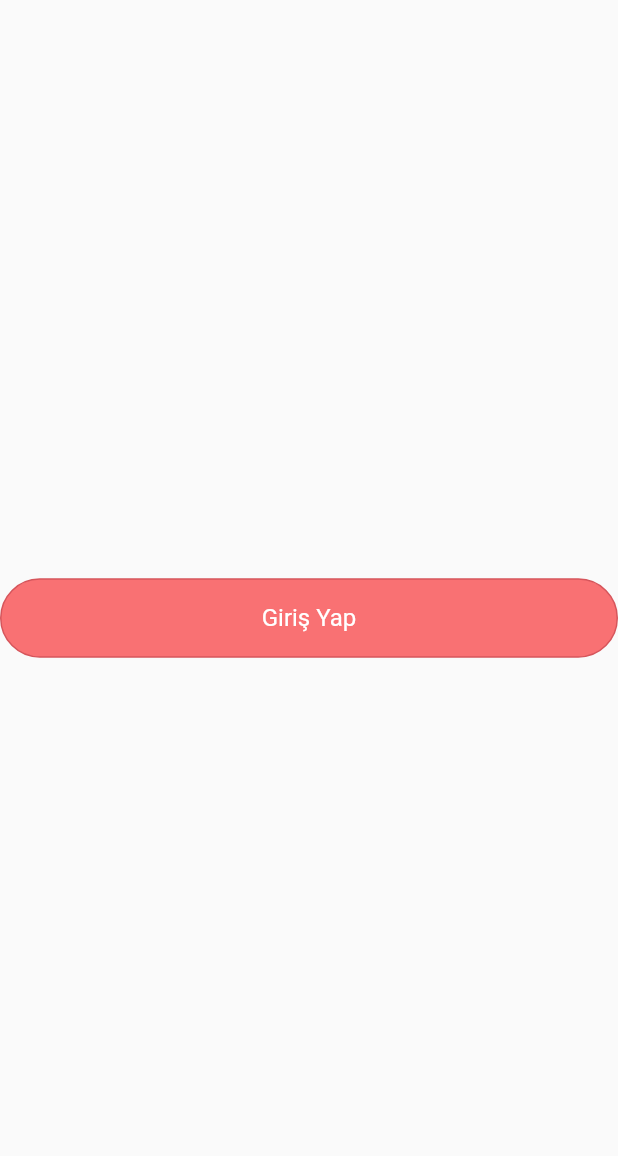
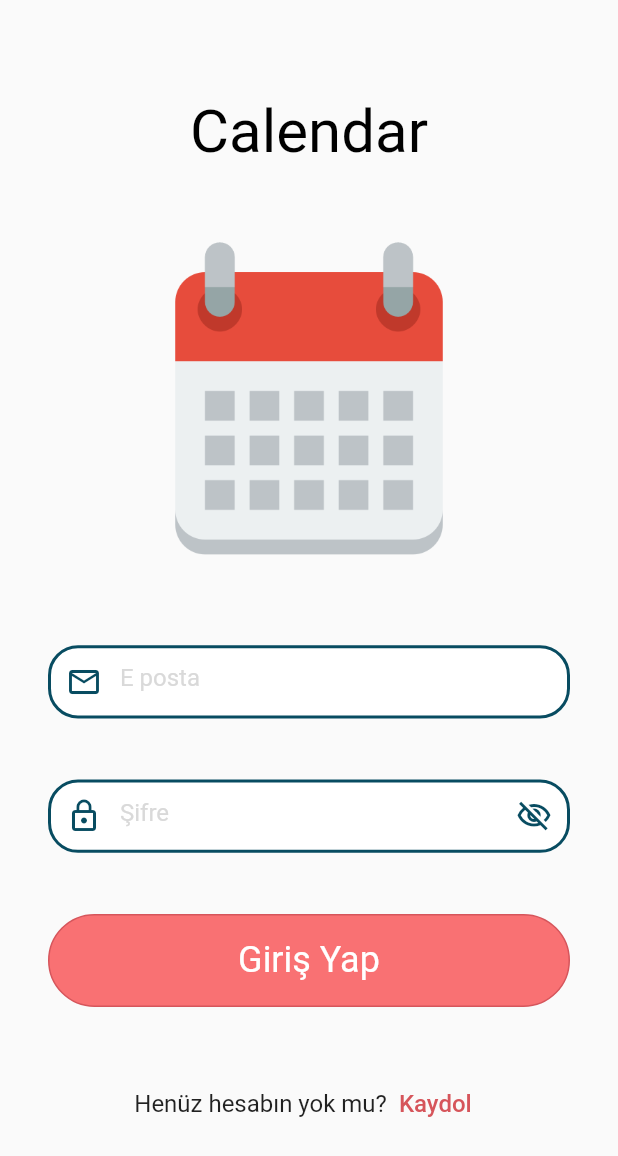
Before and after one commit to ilknurtulgar/calendar, a Flutter app: the screen it shows after launch, on a phone screen of 412 x 824 dp. Shown: the top 1156 px of the screen. Run offline on Flutter 3.47's test engine with Material 2 defaults, Android fonts, the phone set to English and light mode, and no system bars; our stand-ins replace flutter_mobx, mobx, shared_preferences; generated files the repository leaves out were written again.

Commit message:
login page added

```diff
--- a/lib/core/base/base_state/base_state.dart
+++ b/lib/core/base/base_state/base_state.dart
@@ -106,9 +106,9 @@ extension StatelessExtension on StatelessWidget {
 
   double dynamicHeight(BuildContext context, double value) =>
       (height(context) - topPadding(context) - bottomPadding(context)) /
-      932 *
+      844 *
       value; // design height
 
   double dynamicWidth(BuildContext context, double value) =>
-      width(context) / 430 * value; // design width
+      width(context) / 390 * value; // design width
 }
--- a/lib/main.dart
+++ b/lib/main.dart
@@ -1,4 +1,4 @@
-import 'package:calendar/screen/test_view.dart';
+import 'package:calendar/screen/login/view/login_view.dart';
 import 'package:flutter/material.dart';
 
 void main() {
@@ -11,7 +11,7 @@ class MainApp extends StatelessWidget {
   @override
   Widget build(BuildContext context) {
     return const MaterialApp(
-      home: TestView(),
+      home: LoginView(),
     );
   }
 }
--- a/lib/product/component/buttons/custom_filled_button.dart
+++ b/lib/product/component/buttons/custom_filled_button.dart
@@ -1,5 +1,4 @@
 import 'package:calendar/product/constants/util/border_radius_constants.dart';
-import 'package:calendar/product/constants/util/color_constants.dart';
 import 'package:calendar/product/constants/util/padding_constants.dart';
 import 'package:flutter/material.dart';
 
--- a/lib/product/constants/texts/login_text_constants.dart
+++ /dev/null
@@ -1,6 +0,0 @@
-// ignore_for_file: constant_identifier_names
-
-class LoginTextConstants {
-
-  static const LOGIN_BUTTON_TEXT = 'Giriş Yap';
-}
--- a/lib/product/constants/util/color_constants.dart
+++ b/lib/product/constants/util/color_constants.dart
@@ -12,6 +12,7 @@ class SurfaceColors {
 
 class TextColors {
   static const PRIMARY_COLOR = Colors.white;
+  static const SECONDARY_COLOR = Colors.black;
 }
 
 class AssetColors {
--- a/lib/product/constants/util/text_styles.dart
+++ b/lib/product/constants/util/text_styles.dart
@@ -17,4 +17,8 @@ class TextStyles {
     color: TextColors.PRIMARY_COLOR,
     fontSize: 34,
   );
+  static const APPNAME = TextStyle(
+    color: TextColors.SECONDARY_COLOR,
+    fontSize: 40,
+  );
 }
--- a/lib/product/constants/util/text_util.dart
+++ b/lib/product/constants/util/text_util.dart
@@ -6,5 +6,6 @@ class TextUtil {
   static String createNewAccount = "Yeni Hesap Oluştur";
   static String register = "Kaydol";
   static String alreadyHaveAccount = "Zaten Hesabım Var.";
+  static String dontHaveAccount = "Henüz hesabın yok mu?";
   static String login = "Giriş Yap";
 }
--- /dev/null
+++ b/lib/screen/login/view/login_view.dart
@@ -0,0 +1,94 @@
+import 'package:calendar/core/base/base_state/base_state.dart';
+import 'package:calendar/product/component/buttons/custom_filled_button.dart';
+import 'package:calendar/product/component/text_form_field/widget/custom_text_form_field.dart';
+import 'package:calendar/product/constants/util/color_constants.dart';
+import 'package:calendar/product/constants/util/padding_constants.dart';
+import 'package:calendar/product/constants/util/text_styles.dart';
+import 'package:calendar/product/constants/util/text_util.dart';
+import 'package:calendar/screen/register/view/register_view.dart';
+import 'package:flutter/material.dart';
+
+class LoginView extends StatelessWidget {
+  const LoginView({super.key});
+
+  @override
+  Widget build(BuildContext context) {
+    return Scaffold(
+      body: SingleChildScrollView(
+
+        child: SizedBox(
+          height: MediaQuery.of(context).size.height,
+          child: Padding(
+            padding: AppPaddings.XLARGE_V + AppPaddings.LARGE_H,
+            child: Column(
+              mainAxisSize: MainAxisSize.max,
+              mainAxisAlignment: MainAxisAlignment.spaceBetween,
+              children: [
+                buildAppName(),
+                buildAppLogo(context),
+                buildTextfield(
+                    context, TextEditingController(), TextfieldType.email),
+                buildTextfield(
+                    context, TextEditingController(), TextfieldType.password),
+                buildLoginButton(),
+                buildRegisterNavigation(context),
+              ],
+            ),
+          ),
+        ),
+      ),
+    );
+  }
+
+  SizedBox buildTextfield(BuildContext context,
+      TextEditingController controller, TextfieldType type) {
+    return SizedBox(
+      height: dynamicHeight(context, 50),
+      child: CustomTextfield(
+        textController: controller,
+        type: type,
+      ),
+    );
+  }
+
+  Image buildAppLogo(BuildContext context) => Image.asset(
+        "assets/images/app_logo.png",
+        width: dynamicWidth(context, 225),
+      );
+
+  Text buildAppName() => const Text("Calendar", style: TextStyles.APPNAME);
+
+  CustomFilledButton buildLoginButton() {
+    return CustomFilledButton(
+      backgroundColor: SurfaceColors.PRIMARY_COLOR,
+      borderColor: SurfaceColors.ON_PRIMARY_COLOR,
+      text: TextUtil.login,
+      textStyle: TextStyles.MEDIUM,
+      shouldCoverHorizontal: true,
+      onTap: () {},
+    );
+  }
+
+  Row buildRegisterNavigation(BuildContext context) {
+    return Row(
+      mainAxisSize: MainAxisSize.min,
+      children: [
+        Text(
+          TextUtil.dontHaveAccount,
+          style: const TextStyle(fontSize: 16),
+        ), // small text style rengi beyaz olduğu için böyle bıraktım
+        TextButton(
+          onPressed: () {
+            Navigator.of(context).push(MaterialPageRoute(
+              builder: (context) => const RegisterView(),
+            ));
+          },
+          child: Text(TextUtil.register,
+              style: const TextStyle(
+                  fontSize: 16, color: SurfaceColors.ON_PRIMARY_COLOR),
+              textAlign: TextAlign.left),
+        )
+      ],
+    );
+  }
+}
--- a/lib/screen/test_view.dart
+++ /dev/null
@@ -1,25 +0,0 @@
-import 'package:calendar/product/component/buttons/custom_filled_button.dart';
-import 'package:calendar/product/constants/texts/login_text_constants.dart';
-import 'package:calendar/product/constants/util/color_constants.dart';
-import 'package:calendar/product/constants/util/text_styles.dart';
-import 'package:flutter/material.dart';
-
-class TestView extends StatelessWidget {
-  const TestView({super.key});
-
-  @override
-  Widget build(BuildContext context) {
-    return Scaffold(
-      body: Center(
-        child: CustomFilledButton(
-          backgroundColor: SurfaceColors.PRIMARY_COLOR,
-          borderColor: SurfaceColors.ON_PRIMARY_COLOR,
-          shouldCoverHorizontal: true,
-          text: LoginTextConstants.LOGIN_BUTTON_TEXT,
-          textStyle: TextStyles.SMALL,
-          onTap: (){},
-        ),
-      ),
-    );
-  }
-}
--- a/pubspec.yaml
+++ b/pubspec.yaml
@@ -22,3 +22,5 @@ dev_dependencies:
 
 flutter:
   uses-material-design: true
+  assets:
+    - assets/images/app_logo.png
```
Also changed, not shown: assets/images/app_logo.png (added), pubspec.lock.
